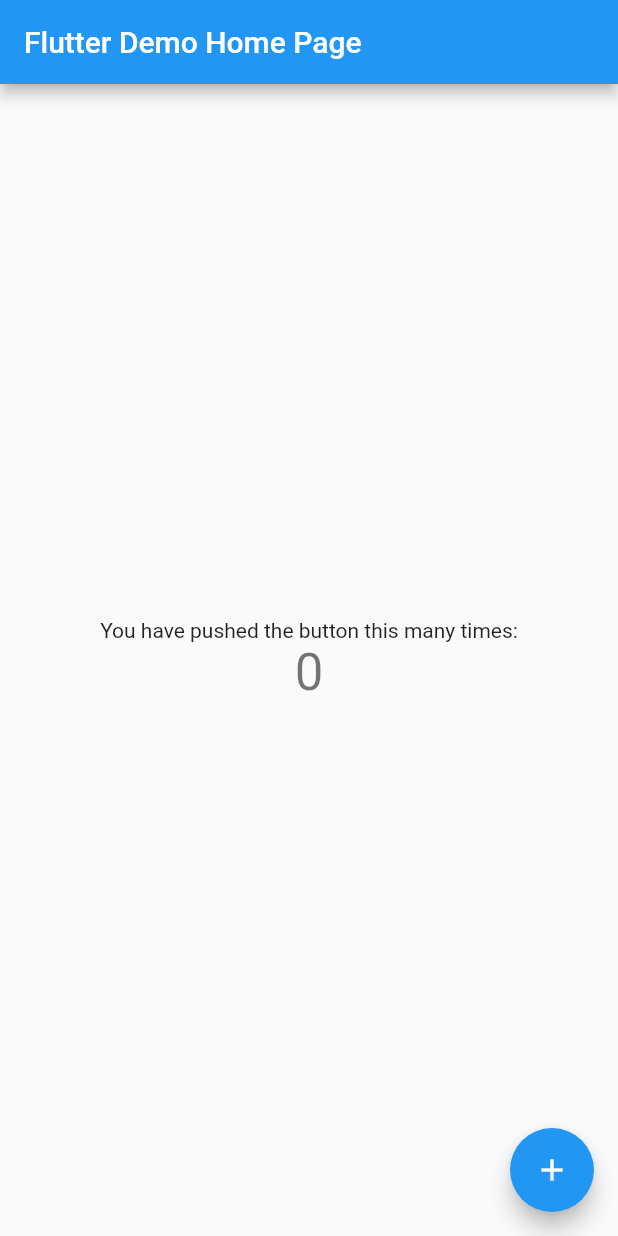
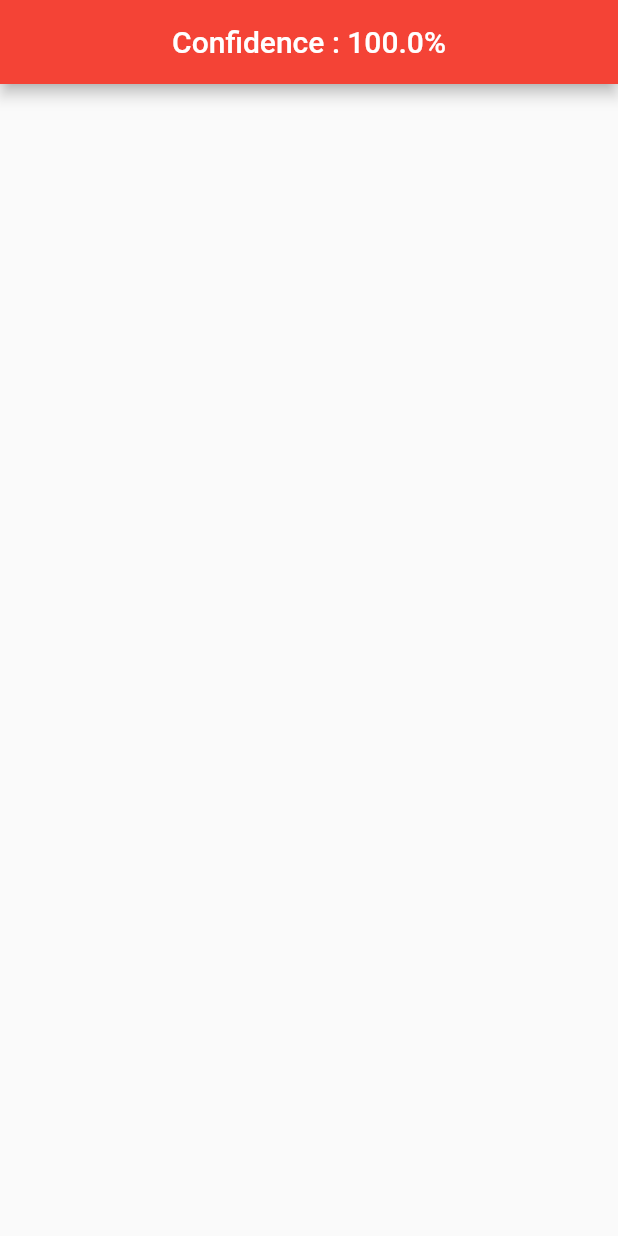
Before and after one commit to dinoy-raj/SpeechToTextApp, a Flutter app: the screen it shows after launch, on a phone screen of 412 x 824 dp. Run offline on Flutter 3.47's test engine with Material 2 defaults, Android fonts, the phone set to English and light mode, and no system bars; our stand-ins replace speech_to_text.

Commit message:
app bar created

```diff
--- a/lib/main.dart
+++ b/lib/main.dart
@@ -1,5 +1,7 @@
+
+
 import 'package:flutter/material.dart';
-
+import 'package:speech_to_text/speech_to_text.dart' as stt;
 void main() {
   runApp(MyApp());
 }
@@ -9,99 +11,43 @@ class MyApp extends StatelessWidget {
   @override
   Widget build(BuildContext context) {
     return MaterialApp(
+      debugShowCheckedModeBanner: false,
       title: 'Flutter Demo',
       theme: ThemeData(
 
-        primarySwatch: Colors.blue,
+        primarySwatch: Colors.red,
 
         visualDensity: VisualDensity.adaptivePlatformDensity,
       ),
-      home: MyHomePage(title: 'Flutter Demo Home Page'),
+      home: SpeechScreen(),
     );
   }
 }
 
-class MyHomePage extends StatefulWidget {
-  MyHomePage({Key key, this.title}) : super(key: key);
+class SpeechScreen extends StatefulWidget {
+  @override
+  _SpeechScreenState createState() => _SpeechScreenState();
+}
 
-  // This widget is the home page of your application. It is stateful, meaning
-  // that it has a State object (defined below) that contains fields that affect
-  // how it looks.
+class _SpeechScreenState extends State<SpeechScreen> {
 
-  // This class is the configuration for the state. It holds the values (in this
-  // case the title) provided by the parent (in this case the App widget) and
-  // used by the build method of the State. Fields in a Widget subclass are
-  // always marked "final".
-
-  final String title;
+  stt.SpeechToText _speech;
+  bool _isListening = false;
+  String _text = "Press The Button And Start Speaking ";
+  double _confidence = 1.0;
 
   @override
-  _MyHomePageState createState() => _MyHomePageState();
-}
-
-class _MyHomePageState extends State<MyHomePage> {
-  int _counter = 0;
-
-  void _incrementCounter() {
-    setState(() {
-      // This call to setState tells the Flutter framework that something has
-      // changed in this State, which causes it to rerun the build method below
-      // so that the display can reflect the updated values. If we changed
-      // _counter without calling setState(), then the build method would not be
-      // called again, and so nothing would appear to happen.
-      _counter++;
-    });
+  void initState() {
+    super.initState();
+    _speech = stt.SpeechToText();
   }
-
   @override
   Widget build(BuildContext context) {
-    // This method is rerun every time setState is called, for instance as done
-    // by the _incrementCounter method above.
-    //
-    // The Flutter framework has been optimized to make rerunning build methods
-    // fast, so that you can just rebuild anything that needs updating rather
-    // than having to individually change instances of widgets.
     return Scaffold(
       appBar: AppBar(
-        // Here we take the value from the MyHomePage object that was created by
-        // the App.build method, and use it to set our appbar title.
-        title: Text(widget.title),
+        title: Center(child: Text('Confidence : ${(_confidence*100.0).toStringAsFixed(1)}%')),
       ),
-      body: Center(
-        // Center is a layout widget. It takes a single child and positions it
-        // in the middle of the parent.
-        child: Column(
-          // Column is also a layout widget. It takes a list of children and
-          // arranges them vertically. By default, it sizes itself to fit its
-          // children horizontally, and tries to be as tall as its parent.
-          //
-          // Invoke "debug painting" (press "p" in the console, choose the
-          // "Toggle Debug Paint" action from the Flutter Inspector in Android
-          // Studio, or the "Toggle Debug Paint" command in Visual Studio Code)
-          // to see the wireframe for each widget.
-          //
-          // Column has various properties to control how it sizes itself and
-          // how it positions its children. Here we use mainAxisAlignment to
-          // center the children vertically; the main axis here is the vertical
-          // axis because Columns are vertical (the cross axis would be
-          // horizontal).
-          mainAxisAlignment: MainAxisAlignment.center,
-          children: <Widget>[
-            Text(
-              'You have pushed the button this many times:',
-            ),
-            Text(
-              '$_counter',
-              style: Theme.of(context).textTheme.headline4,
-            ),
-          ],
-        ),
-      ),
-      floatingActionButton: FloatingActionButton(
-        onPressed: _incrementCounter,
-        tooltip: 'Increment',
-        child: Icon(Icons.add),
-      ), // This trailing comma makes auto-formatting nicer for build methods.
+
     );
   }
 }
--- a/pubspec.yaml
+++ b/pubspec.yaml
@@ -28,6 +28,9 @@ dependencies:
   # The following adds the Cupertino Icons font to your application.
   # Use with the CupertinoIcons class for iOS style icons.
   cupertino_icons: ^0.1.3
+  speech_to_text: ^2.3.0
+  highlight_text: ^0.7.2
+  avatar_glow: ^1.2.0
 
 dev_dependencies:
   flutter_test:
```
Also changed, not shown: pubspec.lock, 3 other files.
